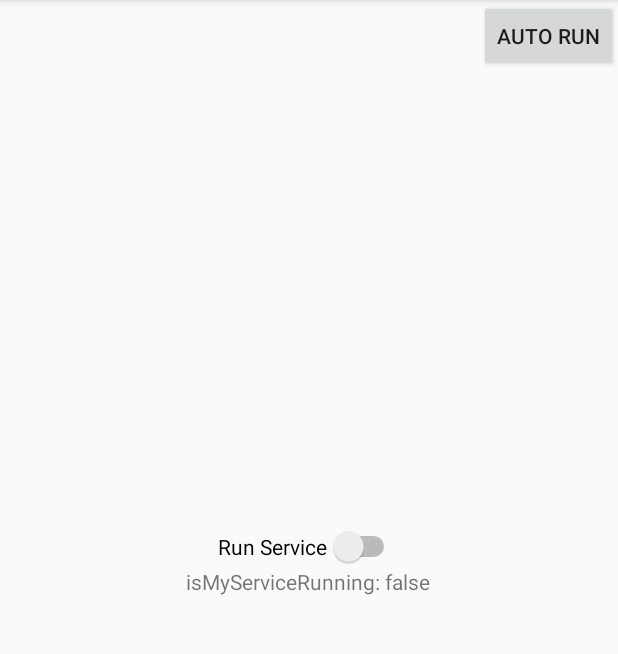
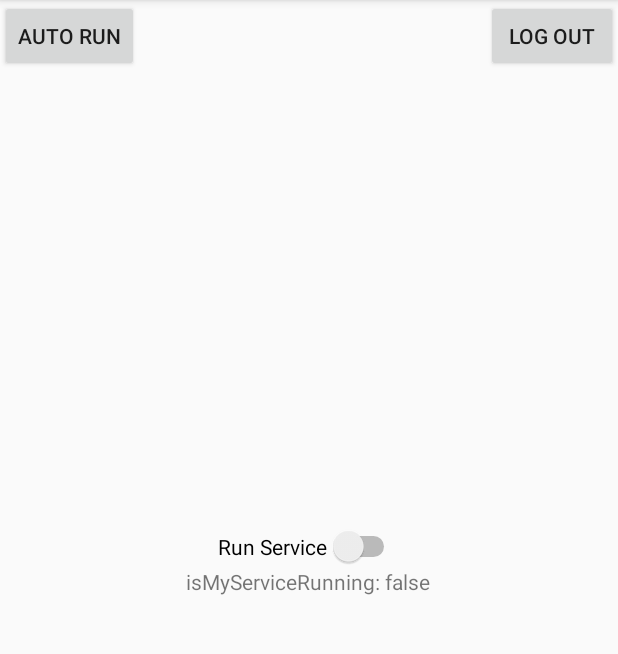
Before and after one commit to luongfrv2522/Android, an Android app: the MainActivity screen opened directly, with no data from a screen before it, on a phone screen of 412 x 824 dp, the part 84-738 px from its top. Run offline under Robolectric (Android 15) with nearby library versions, the phone set to English and light mode, and no system bars.

```diff
--- a/app/src/main/AndroidManifest.xml
+++ b/app/src/main/AndroidManifest.xml
@@ -4,7 +4,11 @@
 
     <!-- To auto-complete the email text field in the login form with the user's emails -->
     <uses-permission android:name="android.permission.INTERNET" />
+    <uses-permission android:name="android.permission.ACCESS_WIFI_STATE" />
+    <uses-permission android:name="android.permission.READ_PHONE_STATE" />
 
+    <uses-permission android:name="android.permission.ACCESS_FINE_LOCATION" />
+    <uses-permission android:name="android.permission.ACCESS_COARSE_LOCATION" />
     <application
         android:allowBackup="true"
         android:icon="@mipmap/ic_launcher"
--- a/app/src/main/java/com/example/luong/location/DataStorage/Manager.java
+++ b/app/src/main/java/com/example/luong/location/DataStorage/Manager.java
@@ -1,4 +1,4 @@
-package com.example.luong.location.DataStorage;
+package com.example.luong.location.dataStorage;
 
 public class Manager {
     public static final String DATABASE_NAME ="location";
--- a/app/src/main/java/com/example/luong/location/DataStorage/UserManager.java
+++ b/app/src/main/java/com/example/luong/location/DataStorage/UserManager.java
@@ -1,4 +1,4 @@
-package com.example.luong.location.DataStorage;
+package com.example.luong.location.dataStorage;
 
 import android.content.ContentValues;
 import android.content.Context;
@@ -6,7 +6,7 @@ import android.database.sqlite.SQLiteDatabase;
 import android.database.sqlite.SQLiteOpenHelper;
 import android.util.Log;
 
-import com.example.luong.location.models.User;
+import com.example.luong.location.entities.User;
 
 public class UserManager extends SQLiteOpenHelper{
     private static final String TABLE_NAME ="user";
--- a/app/src/main/java/com/example/luong/location/MainActivity.java
+++ b/app/src/main/java/com/example/luong/location/MainActivity.java
@@ -1,13 +1,19 @@
 package com.example.luong.location;
 
+import android.Manifest;
 import android.annotation.SuppressLint;
 import android.app.ActivityManager;
+import android.content.BroadcastReceiver;
 import android.content.ComponentName;
 import android.content.Context;
 import android.content.Intent;
+import android.content.IntentFilter;
 import android.content.pm.PackageManager;
 import android.content.pm.ResolveInfo;
 import android.os.AsyncTask;
+import android.os.Build;
+import android.support.annotation.NonNull;
+import android.support.v4.content.ContextCompat;
 import android.support.v7.app.AppCompatActivity;
 import android.os.Bundle;
 import android.util.Log;
@@ -18,15 +24,18 @@ import android.widget.Switch;
 import android.widget.TextView;
 import android.widget.Toast;
 
+import com.example.luong.location.dataStorage.UserConnected;
 import com.example.luong.location.services.LocationService;
 import java.util.List;
 
 public class MainActivity extends AppCompatActivity {
     Switch swtService;
-    Intent intent;
-    Button btnAutoRunActive;
+    Intent intentService;
+    Button btnAutoRunActive
+          ,btnLogout;
     TextView txtCheckServiceRuning
             ,txtStateService;
+    BroadcastReceiver broadcastReceiver;
     @Override
     protected void onCreate(Bundle savedInstanceState) {
         super.onCreate(savedInstanceState);
@@ -38,13 +47,19 @@ public class MainActivity extends AppCompatActivity {
 
     private void innitControl(){
         swtService = findViewById(R.id.swt_service);
+        //txt
         txtCheckServiceRuning = findViewById(R.id.txtCheckServiceRuning);
         txtStateService = findViewById(R.id.txtStateService);
+        //btn
         btnAutoRunActive = findViewById(R.id.btn_auto_run_active);
+        btnLogout = findViewById(R.id.btn_logout);
     }
 
     @SuppressLint("SetTextI18n")
     private void eventControl() {
+        //region Xin cấp quyền truy cập vị trí
+        runTimePermission();
+        //endregion
         //region Mở menu active cấp quyền tự động chạy
         btnAutoRunActive.setOnClickListener(new View.OnClickListener() {
             @Override
@@ -54,12 +69,11 @@ public class MainActivity extends AppCompatActivity {
         });
         //endregion
         updateShowState();
-
+        intentService = new Intent(MainActivity.this, LocationService.class);
         // set giá trị ban đầu cho switch
         swtService.setOnCheckedChangeListener(new CompoundButton.OnCheckedChangeListener() {
             @Override
             public void onCheckedChanged(CompoundButton buttonView, boolean isChecked) {
-                intent = new Intent(MainActivity.this, LocationService.class);
                 if(isChecked){
                     startServices();
                 }else{
@@ -67,12 +81,48 @@ public class MainActivity extends AppCompatActivity {
                 }
             }
         });
+        //#region Set sự kiện cho logout button
+        btnLogout.setOnClickListener(new View.OnClickListener() {
+            @Override
+            public void onClick(View v) {
+                //Đóng service
+                stopServices();
+                //Xóa dữ liệu đăng nhập
+                UserConnected.removeUserSession(MainActivity.this);
+                Intent intentToLogin = new Intent(MainActivity.this, LoginActivity.class);
+                startActivity(intentToLogin);
+            }
+        });
+        //#endregion
     }
 
     @Override
     protected void onResume() {
         super.onResume();
+        if(broadcastReceiver == null){
+            broadcastReceiver = new BroadcastReceiver() {
+                @Override
+                public void onReceive(Context context, Intent intent) {
+                    txtStateService.setText(intent.getExtras().get("coordinates").toString());
+                }
+            };
+            registerReceiver(broadcastReceiver, new IntentFilter("location_update"));
+        }
         //Toast.makeText(this, "onResume_MainMenu", Toast.LENGTH_SHORT).show();
+    }
+
+    @Override
+    protected void onDestroy() {
+        super.onDestroy();
+        if(broadcastReceiver != null) unregisterReceiver(broadcastReceiver);
+    }
+
+    @Override
+    public void onRequestPermissionsResult(int requestCode, @NonNull String[] permissions, @NonNull int[] grantResults) {
+        super.onRequestPermissionsResult(requestCode, permissions, grantResults);
+        if(requestCode == 100 && (grantResults[0] != PackageManager.PERMISSION_GRANTED || grantResults[1] != PackageManager.PERMISSION_GRANTED)){
+            runTimePermission();
+        }
     }
 
     private boolean isMyServiceRunning(Class<?> serviceClass) {
@@ -88,7 +138,9 @@ public class MainActivity extends AppCompatActivity {
     @SuppressLint("SetTextI18n")
     private void updateShowState(){
         //test
-        txtCheckServiceRuning.setText("isMyServiceRunning: "+ isMyServiceRunning(LocationService.class));
+        boolean serviceIsRuning = isMyServiceRunning(LocationService.class);
+        txtCheckServiceRuning.setText("isMyServiceRunning: "+ serviceIsRuning);
+        swtService.setChecked(serviceIsRuning);
     }
     @SuppressLint("StaticFieldLeak")
     private void startServices(){
@@ -96,7 +148,7 @@ public class MainActivity extends AppCompatActivity {
         new AsyncTask() {
             @Override
             protected Object doInBackground(Object[] objects) {
-                startService(intent);
+                startService(intentService);
                 return null;
             }
 
@@ -109,7 +161,7 @@ public class MainActivity extends AppCompatActivity {
 
     }
     private void stopServices(){
-        stopService(intent);
+        if(intentService!=null) stopService(intentService);
         updateShowState();
     }
     private void addAutoStartup() {
@@ -137,4 +189,12 @@ public class MainActivity extends AppCompatActivity {
             Log.e("exc" , String.valueOf(e));
         }
     }
+    private boolean runTimePermission(){
+        if(Build.VERSION.SDK_INT >=23 && (ContextCompat.checkSelfPermission(this, Manifest.permission.ACCESS_FINE_LOCATION) != PackageManager.PERMISSION_GRANTED
+            && ContextCompat.checkSelfPermission(this, Manifest.permission.ACCESS_COARSE_LOCATION) != PackageManager.PERMISSION_GRANTED)){
+            requestPermissions(new String[]{Manifest.permission.ACCESS_FINE_LOCATION,Manifest.permission.ACCESS_COARSE_LOCATION},100);
+            return true;
+        }
+        return false;
+    }
 }
--- a/app/src/main/java/com/example/luong/location/DataStorage/ErrorCodes.java
+++ b/app/src/main/java/com/example/luong/location/common/ErrorCodes.java
@@ -1,4 +1,4 @@
-package com.example.luong.location.DataStorage;
+package com.example.luong.location.common;
 
 public class ErrorCodes {
     public static final String SUCCESS = "0";
--- a/app/src/main/java/com/example/luong/location/common/StaticState.java
+++ /dev/null
@@ -1,5 +0,0 @@
-package com.example.luong.location.common;
-
-public class StaticState {
-
-}
--- /dev/null
+++ b/app/src/main/java/com/example/luong/location/entities/LocationLog.java
@@ -0,0 +1,4 @@
+package com.example.luong.location.entities;
+
+public class LocationLog {
+}
--- a/app/src/main/java/com/example/luong/location/models/ReturnObj.java
+++ b/app/src/main/java/com/example/luong/location/entities/ReturnObj.java
@@ -1,11 +1,11 @@
-package com.example.luong.location.models;
+package com.example.luong.location.entities;
 
 import java.io.Serializable;
 import java.util.List;
 
 public class ReturnObj<T> implements Serializable{
     public String ErrorCode = "0";
-    public String Message;
+    public String ErrorMessage;
     public T Data;
     public List<T> ListData;
     public boolean hasData(){
--- a/app/src/main/java/com/example/luong/location/models/User.java
+++ b/app/src/main/java/com/example/luong/location/entities/User.java
@@ -1,4 +1,4 @@
-package com.example.luong.location.models;
+package com.example.luong.location.entities;
 
 import java.io.Serializable;
 
--- a/app/src/main/res/layout/activity_main.xml
+++ b/app/src/main/res/layout/activity_main.xml
@@ -6,30 +6,58 @@
     android:layout_width="match_parent"
     android:layout_height="match_parent"
     tools:context=".MainActivity">
+
     <LinearLayout
-        android:gravity="end"
         android:layout_width="match_parent"
-        android:layout_height="wrap_content">
-        <Button
-            android:id="@+id/btn_auto_run_active"
+        android:layout_height="wrap_content"
+        android:orientation="horizontal">
+        <LinearLayout
             android:layout_width="wrap_content"
             android:layout_height="wrap_content"
-            android:text="Auto Run"/>
+            android:gravity="start"
+            android:orientation="horizontal">
+            <Button
+                android:id="@+id/btn_auto_run_active"
+                android:layout_width="wrap_content"
+                android:layout_height="wrap_content"
+                android:text="@string/auto_run"
+                tools:ignore="ButtonStyle" />
+
+        </LinearLayout>
+        <LinearLayout
+            android:gravity="end"
+            android:layout_width="match_parent"
+            android:layout_height="wrap_content"
+            android:orientation="horizontal">
+            <Button
+                android:id="@+id/btn_logout"
+                android:layout_width="wrap_content"
+                android:layout_height="wrap_content"
+                android:text="@string/log_out"
+                tools:ignore="ButtonStyle" />
+
+        </LinearLayout>
     </LinearLayout>
+
     <LinearLayout
-        android:orientation="vertical"
         android:layout_width="match_parent"
         android:layout_height="match_parent"
-        android:gravity="center">
+        android:layout_alignParentStart="true"
+        android:layout_alignParentTop="true"
+        android:gravity="center"
+        android:orientation="vertical">
+
         <Switch
             android:id="@+id/swt_service"
             android:layout_width="wrap_content"
             android:layout_height="wrap_content"
-            android:text="Run Service" />
+            android:text="@string/run_service" />
+
         <TextView
             android:id="@+id/txtCheckServiceRuning"
             android:layout_width="wrap_content"
             android:layout_height="wrap_content" />
+
         <TextView
             android:id="@+id/txtStateService"
             android:layout_width="wrap_content"
--- a/app/src/main/res/values/strings.xml
+++ b/app/src/main/res/values/strings.xml
@@ -16,4 +16,7 @@
     <string name="btn_login">Đăng nhập</string>
     <string name="switch_on">On</string>
     <string name="switch_off">Off</string>
+    <string name="auto_run">Auto Run</string>
+    <string name="log_out">Log Out</string>
+    <string name="run_service">Run Service</string>
 </resources>
--- a/build.gradle
+++ b/build.gradle
@@ -7,7 +7,7 @@ buildscript {
         jcenter()
     }
     dependencies {
-        classpath 'com.android.tools.build:gradle:3.1.4'
+        classpath 'com.android.tools.build:gradle:3.2.1'
 
 
         // NOTE: Do not place your application dependencies here; they belong
```
Also changed, not shown: app/src/main/java/com/example/luong/location/DataStorage/UserConnected.java (+46 -6 lines), app/src/main/java/com/example/luong/location/LoginActivity.java (+77 -54 lines), app/src/main/java/com/example/luong/location/common/GlobalConfig.java (added, +13 -0 lines), app/src/main/java/com/example/luong/location/common/HttpUtils.java (+4 -9 lines), app/src/main/java/com/example/luong/location/common/Libs.java (+7 -0 lines), app/src/main/java/com/example/luong/location/models/LogHub.java (added, +9 -0 lines), app/src/main/java/com/example/luong/location/services/LocationService.java (+102 -12 lines), app/src/main/java/com/example/luong/location/services/TestIntentService.java (deleted, +0 -39 lines), gradle/wrapper/gradle-wrapper.properties.
